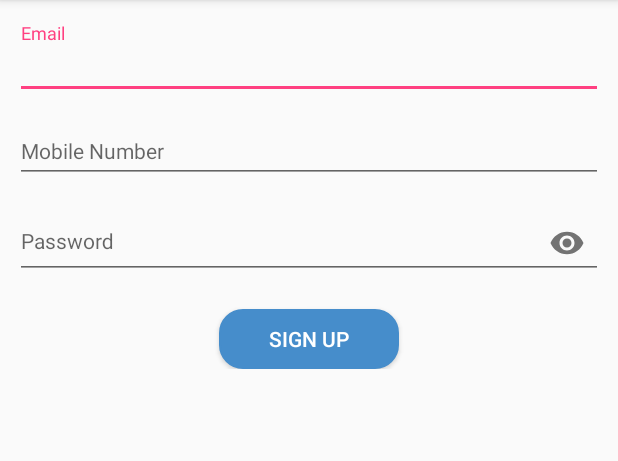
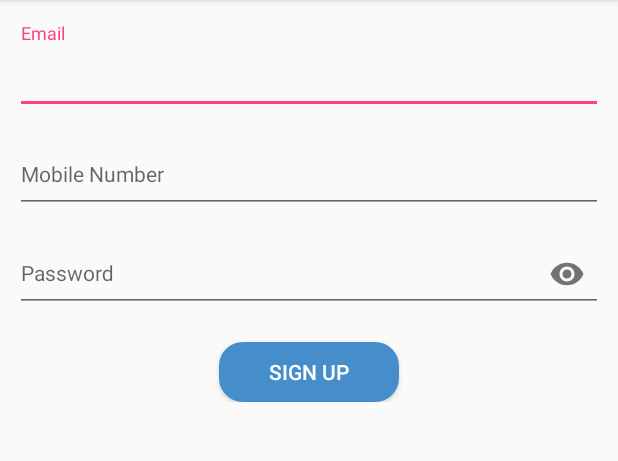
Before and after one commit to Developement-Happysanz/Heylaapp-Android, an Android app: the fragment SignUpFragment shown on its own in the app's theme, on a phone screen of 412 x 824 dp, the part 84-545 px from its top. Run offline under Robolectric (Android 15) with nearby library versions, the phone set to English and light mode, and no system bars; 1 statement that could not run was skipped.

Commit message:
sign up validation

```diff
--- a/app/src/main/res/layout/fragment_sign_in.xml
+++ b/app/src/main/res/layout/fragment_sign_in.xml
@@ -35,7 +35,7 @@
             <EditText
                 android:id="@+id/edtUsername"
                 android:layout_width="match_parent"
-                android:layout_height="wrap_content"
+                android:layout_height="50dp"
                 android:hint="@string/usernameormail"
                 android:inputType="text"
                 android:singleLine="true"
@@ -72,7 +72,7 @@
             <EditText
                 android:id="@+id/edtPassword"
                 android:layout_width="match_parent"
-                android:layout_height="wrap_content"
+                android:layout_height="50dp"
                 android:hint="@string/password"
                 android:inputType="textPassword"
                 android:maxLines="1"
--- a/app/src/main/res/layout/fragment_sign_up.xml
+++ b/app/src/main/res/layout/fragment_sign_up.xml
@@ -1,8 +1,8 @@
 <?xml version="1.0" encoding="utf-8"?>
-<LinearLayout xmlns:android="http://schemas.android.com/apk/res/android"
+<ScrollView xmlns:android="http://schemas.android.com/apk/res/android"
+    xmlns:app="http://schemas.android.com/apk/res-auto"
     android:layout_width="match_parent"
     android:layout_height="match_parent"
-    xmlns:app="http://schemas.android.com/apk/res-auto"
     android:orientation="vertical">
 
     <RelativeLayout
@@ -21,7 +21,7 @@
             <EditText
                 android:id="@+id/edtMail"
                 android:layout_width="match_parent"
-                android:layout_height="wrap_content"
+                android:layout_height="50dp"
                 android:hint="@string/email"
                 android:inputType="text"
                 android:singleLine="true"
@@ -41,9 +41,10 @@
             <EditText
                 android:id="@+id/edtMobilenum"
                 android:layout_width="match_parent"
-                android:layout_height="wrap_content"
+                android:layout_height="50dp"
+                android:digits="0123456789+"
                 android:hint="@string/mobileno"
-                android:inputType="text"
+                android:inputType="number"
                 android:singleLine="true"
                 android:textSize="14sp" />
 
@@ -62,7 +63,7 @@
             <EditText
                 android:id="@+id/edtPassword"
                 android:layout_width="match_parent"
-                android:layout_height="wrap_content"
+                android:layout_height="50dp"
                 android:hint="@string/password"
                 android:inputType="textPassword"
                 android:maxLines="1"
@@ -71,7 +72,7 @@
         </android.support.design.widget.TextInputLayout>
 
         <Button
-            android:id="@+id/signup"
+            android:id="@+id/btnSignup"
             android:layout_width="120dp"
             android:layout_height="40dp"
             android:layout_below="@id/ti_password"
@@ -83,4 +84,4 @@
 
     </RelativeLayout>
 
-</LinearLayout>
+</ScrollView>
--- a/app/src/main/res/values/strings.xml
+++ b/app/src/main/res/values/strings.xml
@@ -45,4 +45,11 @@
     <string name="slide_3_title">Experience</string>
     <string name="slide_3_desc">Unfolding new experiences,\nSee the world around you in a new way.</string>
 
+    <!--Sign Up -->
+    <string name="err_email">Enter valid email address</string>
+    <string name="err_mobile">Enter valid mobile phone number</string>
+    <string name="err_empty_password">Enter valid password</string>
+    <string name="err_min_pass_length">Short passwords are easy to guess! Try one with at least 6 characters&#8230;</string>
+
+
 </resources>
```
Also changed, not shown: app/src/main/java/com/palprotech/heylaapp/fragment/SignUpFragment.java (+66 -5 lines), app/src/main/java/com/palprotech/heylaapp/utils/HeylaAppValidator.java (added, +33 -0 lines).
